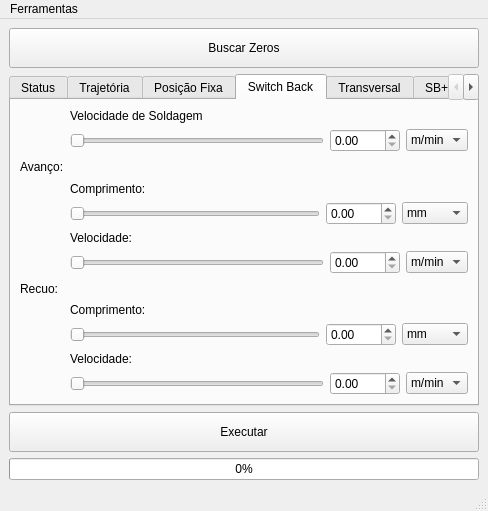
rafaelppires/weldway, file Source/ui/mainwindow.ui: the form before one commit.
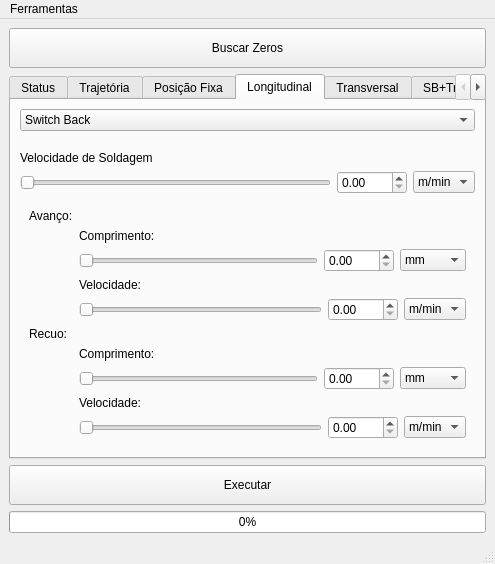
The form after the commit. The open tabs and pages were chosen to show the change.

Commit message: LinearTrajectory Limiting position commands

```diff
--- a/Source/ui/mainwindow.ui
+++ b/Source/ui/mainwindow.ui
@@ -6,8 +6,8 @@
    <rect>
     <x>0</x>
     <y>0</y>
-    <width>488</width>
-    <height>511</height>
+    <width>495</width>
+    <height>564</height>
    </rect>
   </property>
   <property name="windowTitle">
@@ -626,12 +626,110 @@
         </widget>
         <widget class="QWidget" name="tab_3">
          <attribute name="title">
+          <string>Longitudinal</string>
+         </attribute>
+         <layout class="QVBoxLayout" name="verticalLayout_5">
+          <item>
+           <widget class="QComboBox" name="longTrajectoryComboBox">
+            <item>
+             <property name="text">
           <string>Switch Back</string>
-         </attribute>
+             </property>
+            </item>
+            <item>
+             <property name="text">
+              <string>Linear</string>
+             </property>
+            </item>
+           </widget>
+          </item>
+          <item>
+           <spacer name="verticalSpacer_11">
+            <property name="orientation">
+             <enum>Qt::Vertical</enum>
+            </property>
+            <property name="sizeHint" stdset="0">
+             <size>
+              <width>20</width>
+              <height>40</height>
+             </size>
+            </property>
+           </spacer>
+          </item>
+          <item>
          <layout class="QGridLayout" name="gridLayout_11">
-          <item row="0" column="0">
+            <item row="2" column="1">
+             <widget class="QDoubleSpinBox" name="sbWeldSpeedSpinBox">
+              <property name="minimumSize">
+               <size>
+                <width>70</width>
+                <height>0</height>
+               </size>
+              </property>
+             </widget>
+            </item>
+            <item row="1" column="0">
+             <widget class="QLabel" name="label_13">
+              <property name="text">
+               <string>Velocidade de Soldagem</string>
+              </property>
+             </widget>
+            </item>
+            <item row="2" column="0">
+             <widget class="QSlider" name="sbWeldSpeedSlider">
+              <property name="maximum">
+               <number>300</number>
+              </property>
+              <property name="orientation">
+               <enum>Qt::Horizontal</enum>
+              </property>
+             </widget>
+            </item>
+            <item row="2" column="2">
+             <widget class="QComboBox" name="sbWeldSpeedUnitComboBox">
+              <item>
+               <property name="text">
+                <string>m/min</string>
+               </property>
+              </item>
+              <item>
+               <property name="text">
+                <string>mm/s</string>
+               </property>
+              </item>
+              <item>
+               <property name="text">
+                <string>rpm</string>
+               </property>
+              </item>
+              <item>
+               <property name="text">
+                <string>rps</string>
+               </property>
+              </item>
+             </widget>
+            </item>
+           </layout>
+          </item>
+          <item>
+           <spacer name="verticalSpacer_10">
+            <property name="orientation">
+             <enum>Qt::Vertical</enum>
+            </property>
+            <property name="sizeHint" stdset="0">
+             <size>
+              <width>20</width>
+              <height>6</height>
+             </size>
+            </property>
+           </spacer>
+          </item>
+          <item>
+           <widget class="QWidget" name="advanceRetreatWidget" native="true">
+            <layout class="QVBoxLayout" name="verticalLayout_4">
+             <item>
            <layout class="QGridLayout" name="gridLayout_9">
-            <item row="2" column="1">
+               <item row="1" column="1">
              <layout class="QGridLayout" name="gridLayout_5">
               <item row="1" column="0">
                <widget class="QSlider" name="fwLengthSlider">
@@ -697,14 +795,14 @@
               </item>
              </layout>
             </item>
-            <item row="4" column="0">
+               <item row="3" column="0">
              <widget class="QLabel" name="label_6">
               <property name="text">
                <string>Recuo:</string>
               </property>
              </widget>
             </item>
-            <item row="3" column="1">
+               <item row="2" column="1">
              <layout class="QGridLayout" name="gridLayout_8">
               <item row="1" column="1">
                <widget class="QDoubleSpinBox" name="fwSpeedSpinBox">
@@ -759,14 +857,14 @@
               </item>
              </layout>
             </item>
-            <item row="1" column="0">
+               <item row="0" column="0">
              <widget class="QLabel" name="label_5">
               <property name="text">
                <string>Avanço:</string>
               </property>
              </widget>
             </item>
-            <item row="5" column="1">
+               <item row="4" column="1">
              <layout class="QGridLayout" name="gridLayout_7">
               <item row="1" column="0">
                <widget class="QSlider" name="bwLengthSlider">
@@ -832,7 +930,7 @@
               </item>
              </layout>
             </item>
-            <item row="6" column="1">
+               <item row="5" column="1">
              <layout class="QGridLayout" name="gridLayout_4">
               <item row="1" column="0">
                <widget class="QSlider" name="bwSpeedSlider">
@@ -887,62 +985,10 @@
               </item>
              </layout>
             </item>
-            <item row="0" column="1">
-             <layout class="QGridLayout" name="gridLayout_10">
-              <item row="1" column="0">
-               <widget class="QSlider" name="sbWeldSpeedSlider">
-                <property name="maximum">
-                 <number>300</number>
-                </property>
-                <property name="orientation">
-                 <enum>Qt::Horizontal</enum>
-                </property>
-               </widget>
-              </item>
-              <item row="1" column="2">
-               <widget class="QComboBox" name="sbWeldSpeedUnitComboBox">
-                <item>
-                 <property name="text">
-                  <string>m/min</string>
-                 </property>
-                </item>
-                <item>
-                 <property name="text">
-                  <string>mm/s</string>
-                 </property>
-                </item>
-                <item>
-                 <property name="text">
-                  <string>rpm</string>
-                 </property>
-                </item>
-                <item>
-                 <property name="text">
-                  <string>rps</string>
-                 </property>
-                </item>
-               </widget>
-              </item>
-              <item row="1" column="1">
-               <widget class="QDoubleSpinBox" name="sbWeldSpeedSpinBox">
-                <property name="minimumSize">
-                 <size>
-                  <width>70</width>
-                  <height>0</height>
-                 </size>
-                </property>
-               </widget>
-              </item>
-              <item row="0" column="0">
-               <widget class="QLabel" name="label_13">
-                <property name="text">
-                 <string>Velocidade de Soldagem</string>
-                </property>
-               </widget>
-              </item>
              </layout>
             </item>
            </layout>
+           </widget>
           </item>
          </layout>
         </widget>
@@ -1566,7 +1612,7 @@
     <rect>
      <x>0</x>
      <y>0</y>
-     <width>488</width>
+     <width>495</width>
      <height>21</height>
     </rect>
    </property>
```
Left out of the diff: 2 changed lines with no effect on the pictures. Lines whose indentation alone changed are shown as unchanged. The commit also changes 5 other files.
